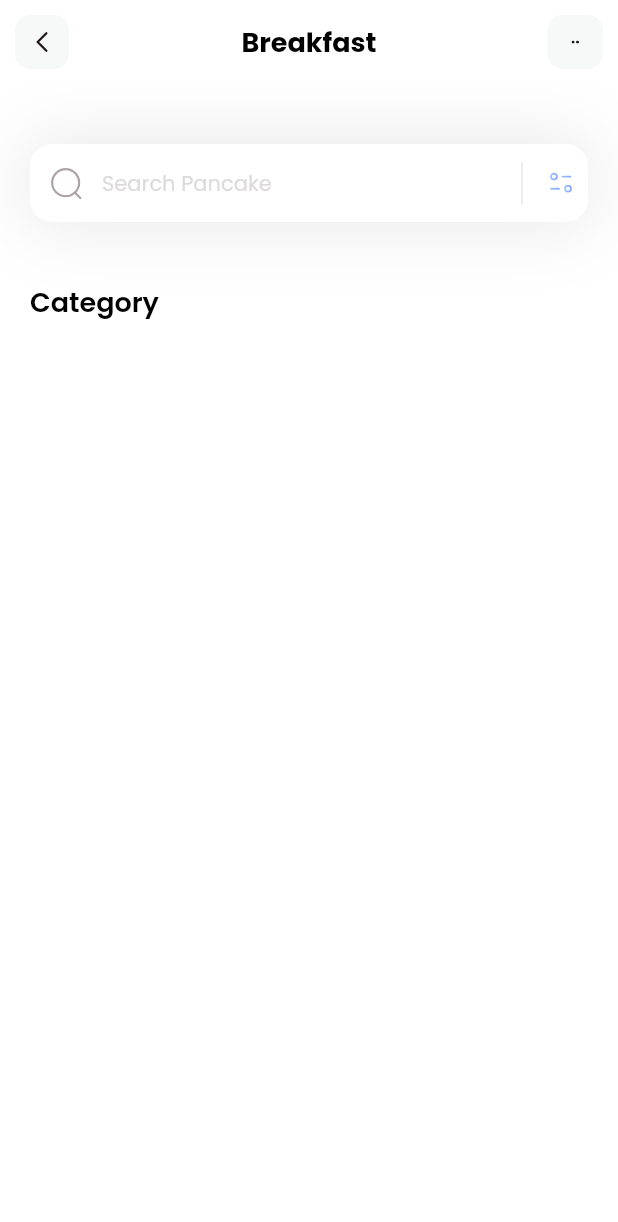
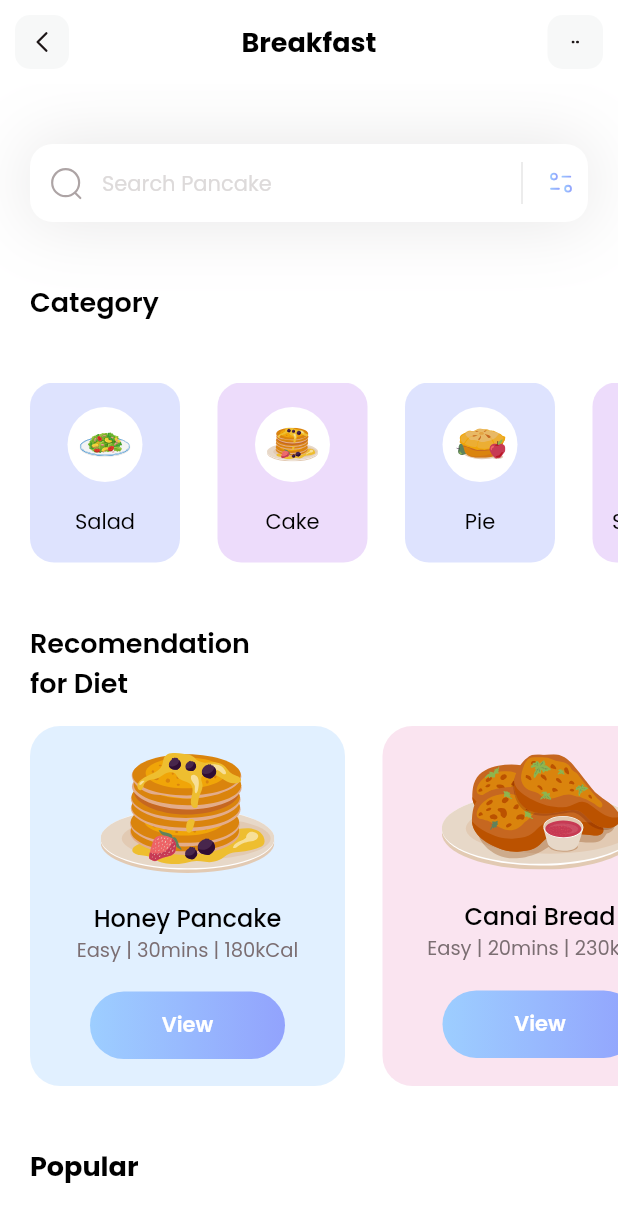
Before and after one commit to EnricoGollner/Flutter-UI-Project, a Flutter app: the screen it shows after launch, on a phone screen of 412 x 824 dp. Shown: the top 1222 px of the screen. Run offline on Flutter 3.47's test engine with Material 2 defaults, Android fonts, the phone set to English and light mode, and no system bars; our stand-ins replace flutter_svg.

Commit message:
View quase completa

```diff
--- a/fitness/lib/main.dart
+++ b/fitness/lib/main.dart
@@ -15,7 +15,7 @@ class MyApp extends StatelessWidget {
         debugShowCheckedModeBanner: false,
         title: "Breakfast",
         theme: ThemeData(fontFamily: 'Poppins'),
-        home: const HomePage());
+        home: HomePage());
   }
 }
 
--- /dev/null
+++ b/fitness/lib/models/category_model.dart
@@ -0,0 +1,44 @@
+import 'package:flutter/material.dart';
+
+class CategoryModel {
+  String name;
+  String iconPath;
+  Color boxColor;
+
+  CategoryModel({
+    // Constructor com parâmetros posicionais nomeados, dizendo que são required
+    required this.name,
+    required this.iconPath,
+    required this.boxColor,
+  });
+
+  static List<CategoryModel> getCategories() {
+    List<CategoryModel> categories = [];
+
+    categories.add(CategoryModel(
+      name: 'Salad',
+      iconPath: 'assets/icons/plate.svg',
+      boxColor: Color(0xff92A3FD),
+    ));
+
+    categories.add(CategoryModel(
+      name: 'Cake',
+      iconPath: 'assets/icons/pancakes.svg',
+      boxColor: Color(0xffC58BF2),
+    ));
+
+    categories.add(CategoryModel(
+      name: 'Pie',
+      iconPath: 'assets/icons/pie.svg',
+      boxColor: Color(0xff92A3FD),
+    ));
+
+    categories.add(CategoryModel(
+      name: 'Smoothies',
+      iconPath: 'assets/icons/orange-snacks.svg',
+      boxColor: Color(0xffC58BF2),
+    ));
+
+    return categories;
+  }
+}
--- /dev/null
+++ b/fitness/lib/models/diet_model.dart
@@ -0,0 +1,46 @@
+import 'package:flutter/material.dart';
+
+class DietModel {
+  String name;
+  String iconPath;
+  String level;
+  String duration;
+  String calorie;
+  Color boxColor;
+  bool viewIsSelected;
+
+  DietModel(
+      {required this.name,
+      required this.iconPath,
+      required this.level,
+      required this.duration,
+      required this.calorie,
+      required this.boxColor,
+      required this.viewIsSelected});
+
+  static List<DietModel> getDiets() {
+    List<DietModel> diets = [];
+
+    diets.add(DietModel(
+      name: 'Honey Pancake',
+      iconPath: 'assets/icons/honey-pancakes.svg',
+      level: 'Easy',
+      duration: '30mins',
+      calorie: '180kCal',
+      boxColor: Color(0xff9DCEFF),
+      viewIsSelected: true,
+    ));
+
+    diets.add(DietModel(
+      name: 'Canai Bread',
+      iconPath: 'assets/icons/canai-bread.svg',
+      level: 'Easy',
+      duration: '20mins',
+      calorie: '230kCal',
+      boxColor: Color(0xffEEA4CE),
+      viewIsSelected: true,
+    ));
+
+    return diets;
+  }
+}
--- /dev/null
+++ b/fitness/lib/models/popularDietsModel.dart
@@ -0,0 +1,40 @@
+class PopularDietsModel {
+  String name;
+  String iconPath;
+  String level;
+  String duration;
+  String calorie;
+  bool boxIsSelected;
+
+  PopularDietsModel(
+      {required this.name,
+      required this.iconPath,
+      required this.level,
+      required this.duration,
+      required this.calorie,
+      required this.boxIsSelected});
+
+  static List<PopularDietsModel> getPopularDiets() {
+    List<PopularDietsModel> popularDiets = [];
+
+    popularDiets.add(PopularDietsModel(
+      name: 'Blueberry Pancake',
+      iconPath: 'assets/icons/blueberry-pancake.svg',
+      level: 'Medium',
+      duration: '30mins',
+      calorie: '230kCal',
+      boxIsSelected: true,
+    ));
+
+    popularDiets.add(PopularDietsModel(
+      name: 'Salmon Nigiri',
+      iconPath: 'assets/icons/salmon-nigiri.svg',
+      level: 'Easy',
+      duration: '20mins',
+      calorie: '120kCal',
+      boxIsSelected: false,
+    ));
+
+    return popularDiets;
+  }
+}
--- a/fitness/lib/pages/home.dart
+++ b/fitness/lib/pages/home.dart
@@ -1,23 +1,151 @@
+import 'package:fitness/models/category_model.dart';
+import 'package:fitness/models/diet_model.dart';
+import 'package:fitness/models/popularDietsModel.dart';
 import 'package:flutter/material.dart';
 import 'package:flutter_svg/svg.dart';
 
 class HomePage extends StatelessWidget {
-  const HomePage({super.key});
+  HomePage({super.key});
+
+  List<CategoryModel> categories = [];
+  List<DietModel> diets = [];
+  List<PopularDietsModel> popularDiets = [];
+
+  void _getInitialInfo() {
+    categories = CategoryModel.getCategories();
+    diets = DietModel.getDiets();
+    popularDiets = PopularDietsModel.getPopularDiets();
+  }
 
   @override
   Widget build(BuildContext context) {
+    _getInitialInfo();
     return Scaffold(
       appBar: appBar(),
       backgroundColor: Colors.white,
-      body: Column(
-        crossAxisAlignment: CrossAxisAlignment.start,
+      body: ListView(
         children: [
           _searchTextField(),
-          SizedBox(height: 40),
+          const SizedBox(height: 40),
+          _categoriesSection(),
+          const SizedBox(height: 40),
+          _dietSection(),
+          const SizedBox(height: 40),
           Column(
+            crossAxisAlignment: CrossAxisAlignment.start,
             children: [
               Padding(
                 padding: const EdgeInsets.only(left: 20),
+                child: Text('Popular',
+                    style: TextStyle(
+                        color: Colors.black,
+                        fontSize: 18,
+                        fontWeight: FontWeight.w800)),
+              )
+            ],
+          )
+        ],
+      ),
+    );
+  }
+
+  Column _dietSection() {
+    return Column(
+      crossAxisAlignment: CrossAxisAlignment.start,
+      children: [
+        Padding(
+          padding: const EdgeInsets.only(left: 20),
+          child: Text(
+            'Recomendation\nfor Diet',
+            style: TextStyle(
+              color: Colors.black,
+              fontSize: 18,
+              fontWeight: FontWeight.w600,
+            ),
+          ),
+        ),
+        SizedBox(height: 15),
+        Container(
+          height: 240,
+          child: ListView.separated(
+            itemBuilder: (context, index) {
+              return Container(
+                width: 210,
+                decoration: BoxDecoration(
+                  color: diets[index].boxColor.withOpacity(0.3),
+                  borderRadius: BorderRadius.circular(20),
+                ),
+                child: Column(
+                  mainAxisAlignment: MainAxisAlignment.spaceEvenly,
+                  children: [
+                    SvgPicture.asset(diets[index].iconPath),
+                    Column(
+                      children: [
+                        Text(
+                          diets[index].name,
+                          style: const TextStyle(
+                            fontWeight: FontWeight.w500,
+                            color: Colors.black,
+                            fontSize: 16,
+                          ),
+                        ),
+                        Text(
+                          '${diets[index].level} | ${diets[index].duration} | ${diets[index].calorie}',
+                          style: const TextStyle(
+                            color: Color(0xff7B6E72),
+                            fontSize: 13,
+                            fontWeight: FontWeight.w400,
+                          ),
+                        ),
+                      ],
+                    ),
+                    Container(
+                      height: 45,
+                      width: 130,
+                      decoration: BoxDecoration(
+                        gradient: LinearGradient(colors: [
+                          diets[index].viewIsSelected
+                              ? Color(0xff9DCEFF)
+                              : Colors.transparent,
+                          diets[index].viewIsSelected
+                              ? Color(0xff92A3FD)
+                              : Colors.transparent,
+                        ]),
+                        borderRadius: BorderRadius.circular(25),
+                      ),
+                      child: Center(
+                        child: Text(
+                          'View',
+                          style: TextStyle(
+                            color: diets[index].viewIsSelected
+                                ? Colors.white
+                                : Color(0xffC58BF2),
+                            fontWeight: FontWeight.w600,
+                            fontSize: 14,
+                          ),
+                        ),
+                      ),
+                    )
+                  ],
+                ),
+              );
+            },
+            separatorBuilder: (context, index) => SizedBox(width: 25),
+            itemCount: diets.length,
+            scrollDirection: Axis.horizontal,
+            padding: EdgeInsets.only(left: 20, right: 20),
+          ),
+        )
+      ],
+    );
+  }
+
+  Column _categoriesSection() {
+    return Column(
+      crossAxisAlignment: CrossAxisAlignment.start,
+      children: [
+        const Padding(
+          padding: EdgeInsets.only(left: 20),
           child: Text(
             'Category',
             style: TextStyle(
@@ -27,10 +155,48 @@ class HomePage extends StatelessWidget {
             ),
           ),
         ),
+        const SizedBox(height: 40),
+        Container(
+          height: 120,
+          child: ListView.separated(
+              itemCount: categories.length,
+              scrollDirection: Axis.horizontal,
+              padding: EdgeInsets.only(left: 20, right: 20),
+              separatorBuilder: (context, index) => SizedBox(width: 25),
+              itemBuilder: (context, index) {
+                return Container(
+                  width: 100,
+                  decoration: BoxDecoration(
+                      color: categories[index].boxColor.withOpacity(0.3),
+                      borderRadius: BorderRadius.circular(16)),
+                  child: Column(
+                    mainAxisAlignment: MainAxisAlignment.spaceEvenly,
+                    children: [
+                      Container(
+                        width: 50,
+                        height: 50,
+                        decoration: BoxDecoration(
+                          color: Colors.white,
+                          shape: BoxShape.circle,
+                        ),
+                        child: Padding(
+                          padding: const EdgeInsets.all(8.0),
+                          child: SvgPicture.asset(categories[index].iconPath),
+                        ),
+                      ),
+                      Text(
+                        categories[index].name,
+                        style: TextStyle(
+                            fontWeight: FontWeight.w400,
+                            color: Colors.black,
+                            fontSize: 14),
+                      )
                     ],
                   ),
+                );
+              }),
+        )
       ],
-      ),
     );
   }
 
```
Lines whose indentation alone changed are shown as unchanged.
